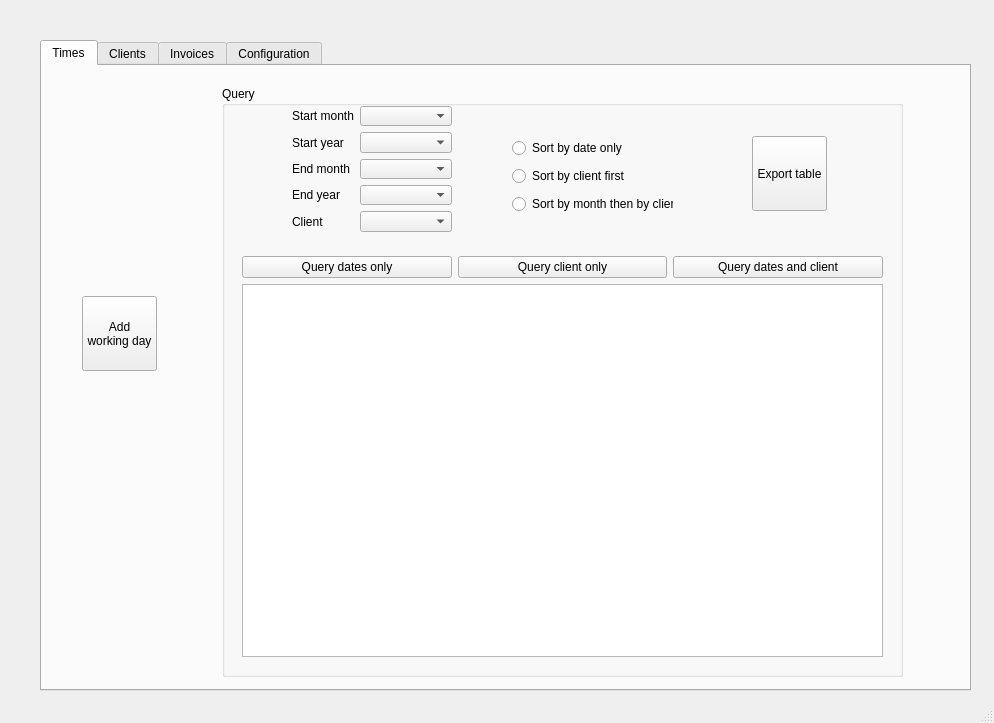
Above: input_files/Qt_ui_files/asap_layout.ui from haroldmeerwaldt/a_simple_accounting_program before the change. Below: the same form after it.
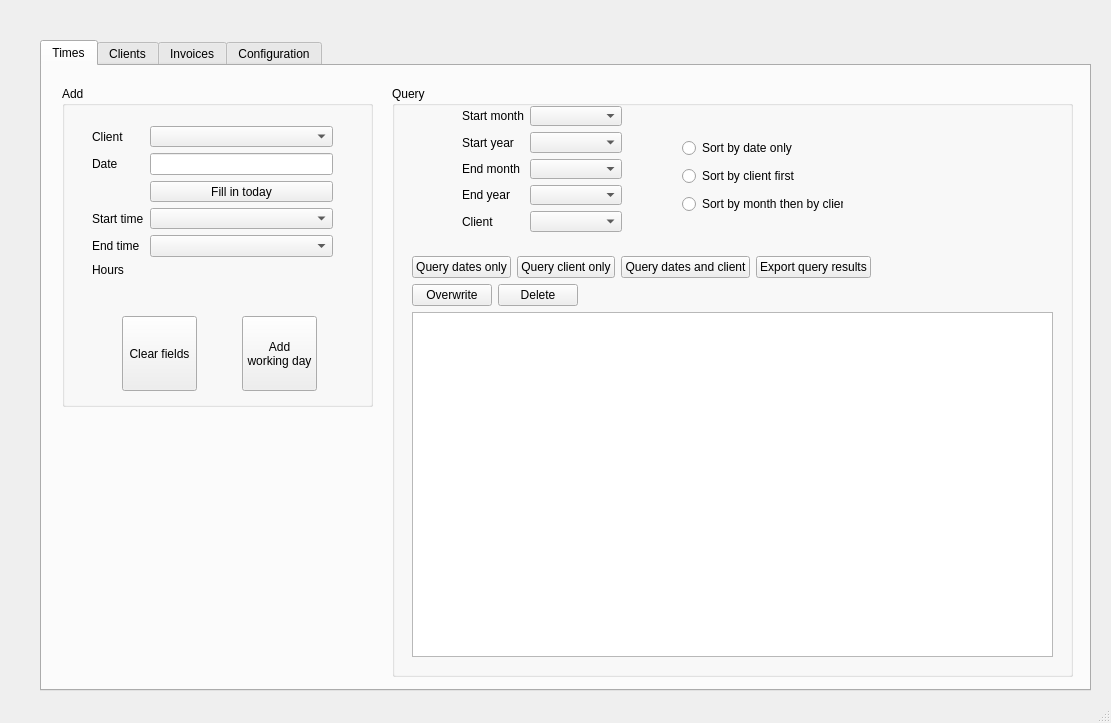
That is the form after the change.

Commit message: added buttons to Times tab, started on worker thread

```diff
--- a/input_files/Qt_ui_files/asap_layout.ui
+++ b/input_files/Qt_ui_files/asap_layout.ui
@@ -6,7 +6,7 @@
    <rect>
     <x>0</x>
     <y>0</y>
-    <width>994</width>
+    <width>1111</width>
     <height>723</height>
    </rect>
   </property>
@@ -19,7 +19,7 @@
      <rect>
       <x>40</x>
       <y>40</y>
-      <width>931</width>
+      <width>1051</width>
       <height>651</height>
      </rect>
     </property>
@@ -33,7 +33,7 @@
      <widget class="QGroupBox" name="groupBox">
       <property name="geometry">
        <rect>
-        <x>180</x>
+        <x>350</x>
         <y>20</y>
         <width>681</width>
         <height>591</height>
@@ -75,6 +75,57 @@
             </property>
            </widget>
           </item>
+          <item>
+           <widget class="QPushButton" name="pushButton_6">
+            <property name="text">
+             <string>Export query results</string>
+            </property>
+           </widget>
+          </item>
+          <item>
+           <spacer name="horizontalSpacer">
+            <property name="orientation">
+             <enum>Qt::Horizontal</enum>
+            </property>
+            <property name="sizeHint" stdset="0">
+             <size>
+              <width>40</width>
+              <height>20</height>
+             </size>
+            </property>
+           </spacer>
+          </item>
+         </layout>
+        </item>
+        <item>
+         <layout class="QHBoxLayout" name="horizontalLayout_2">
+          <item>
+           <widget class="QPushButton" name="pushButton_3">
+            <property name="text">
+             <string>Overwrite</string>
+            </property>
+           </widget>
+          </item>
+          <item>
+           <widget class="QPushButton" name="pushButton_5">
+            <property name="text">
+             <string>Delete</string>
+            </property>
+           </widget>
+          </item>
+          <item>
+           <spacer name="horizontalSpacer_2">
+            <property name="orientation">
+             <enum>Qt::Horizontal</enum>
+            </property>
+            <property name="sizeHint" stdset="0">
+             <size>
+              <width>40</width>
+              <height>20</height>
+             </size>
+            </property>
+           </spacer>
+          </item>
          </layout>
         </item>
         <item>
@@ -177,33 +228,119 @@
         </item>
        </layout>
       </widget>
-      <widget class="QPushButton" name="pushButton_add_working_day_2">
+     </widget>
+     <widget class="QGroupBox" name="groupBox_2">
+      <property name="geometry">
+       <rect>
+        <x>20</x>
+        <y>20</y>
+        <width>311</width>
+        <height>321</height>
+       </rect>
+      </property>
+      <property name="title">
+       <string>Add</string>
+      </property>
+      <widget class="QPushButton" name="pushButton_add_working_day">
        <property name="geometry">
         <rect>
-         <x>530</x>
-         <y>50</y>
+         <x>180</x>
+         <y>230</y>
          <width>75</width>
          <height>75</height>
         </rect>
        </property>
        <property name="text">
-        <string>Export table</string>
-       </property>
-      </widget>
-     </widget>
-     <widget class="QPushButton" name="pushButton_add_working_day">
-      <property name="geometry">
-       <rect>
-        <x>40</x>
-        <y>230</y>
-        <width>75</width>
-        <height>75</height>
-       </rect>
-      </property>
-      <property name="text">
-       <string>Add 
+        <string>Add 
 working day</string>
-      </property>
+       </property>
+      </widget>
+      <widget class="QWidget" name="formLayoutWidget_2">
+       <property name="geometry">
+        <rect>
+         <x>30</x>
+         <y>40</y>
+         <width>241</width>
+         <height>151</height>
+        </rect>
+       </property>
+       <layout class="QFormLayout" name="formLayout_2">
+        <item row="0" column="0">
+         <widget class="QLabel" name="label_times_client">
+          <property name="text">
+           <string>Client</string>
+          </property>
+         </widget>
+        </item>
+        <item row="1" column="0">
+         <widget class="QLabel" name="label_times_date">
+          <property name="text">
+           <string>Date</string>
+          </property>
+         </widget>
+        </item>
+        <item row="0" column="1">
+         <widget class="QComboBox" name="comboBox_times_client"/>
+        </item>
+        <item row="3" column="0">
+         <widget class="QLabel" name="label_times_start_time">
+          <property name="text">
+           <string>Start time</string>
+          </property>
+         </widget>
+        </item>
+        <item row="4" column="0">
+         <widget class="QLabel" name="label_times_end_time">
+          <property name="text">
+           <string>End time</string>
+          </property>
+         </widget>
+        </item>
+        <item row="3" column="1">
+         <widget class="QComboBox" name="comboBox_times_start_time"/>
+        </item>
+        <item row="4" column="1">
+         <widget class="QComboBox" name="comboBox_times_end_time"/>
+        </item>
+        <item row="1" column="1">
+         <widget class="QLineEdit" name="lineEdit_times_date"/>
+        </item>
+        <item row="2" column="1">
+         <widget class="QPushButton" name="pushButton_times_fill_in_today">
+          <property name="text">
+           <string>Fill in today</string>
+          </property>
+         </widget>
+        </item>
+        <item row="5" column="0">
+         <widget class="QLabel" name="label_times_hours">
+          <property name="text">
+           <string>Hours</string>
+          </property>
+         </widget>
+        </item>
+        <item row="5" column="1">
+         <widget class="QLabel" name="info_label_times_hours">
+          <property name="text">
+           <string/>
+          </property>
+         </widget>
+        </item>
+       </layout>
+      </widget>
+      <widget class="QPushButton" name="pushButton_times_clear_fields">
+       <property name="geometry">
+        <rect>
+         <x>60</x>
+         <y>230</y>
+         <width>75</width>
+         <height>75</height>
+        </rect>
+       </property>
+       <property name="text">
+        <string>Clear fields</string>
+       </property>
+      </widget>
      </widget>
     </widget>
     <widget class="QWidget" name="tab_clients">
```
Left out of the diff: 2 changed lines with no effect on the pictures. The commit also changes 5 other files.
